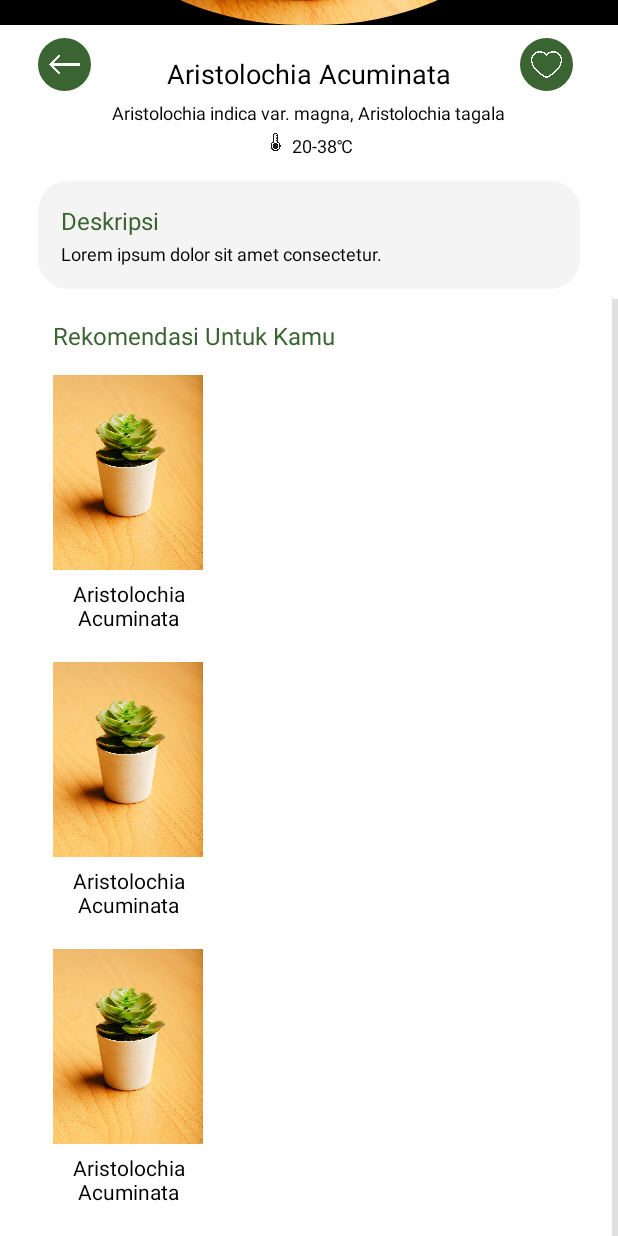
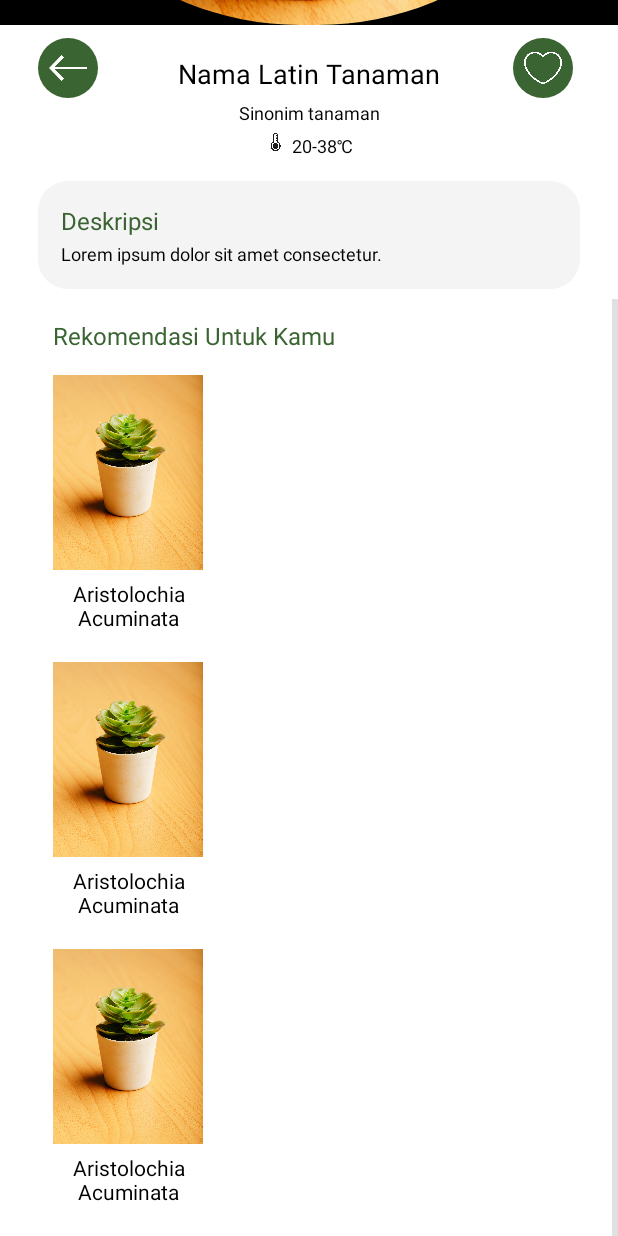
Before and after one commit to panduwjaya/Sistem-Cerdas-Rekomendasi-Tanaman, an Android app: the layout activity_detail_tanaman.xml on its own in the app's theme, with its tools: preview values and no code run, on a phone screen of 412 x 824 dp. Run offline under Robolectric (Android 15) with nearby library versions, the phone set to English and light mode, and no system bars.

Commit message:
Update - favorite in detail activity

```diff
--- a/app/src/main/res/layout/activity_detail_tanaman.xml
+++ b/app/src/main/res/layout/activity_detail_tanaman.xml
@@ -9,8 +9,8 @@
 
     <androidx.cardview.widget.CardView
         android:id="@+id/btn_back"
-        android:layout_width="35dp"
-        android:layout_height="35dp"
+        android:layout_width="40dp"
+        android:layout_height="40dp"
         android:layout_marginStart="25dp"
         android:layout_marginTop="25dp"
         android:layout_gravity="start|top"
@@ -18,6 +18,7 @@
         app:cardCornerRadius="50dp">
 
         <ImageView
+            android:id="@+id/ic_btn_back"
             android:layout_width="wrap_content"
             android:layout_height="wrap_content"
             android:layout_gravity="center"
@@ -28,8 +29,8 @@
 
     <androidx.cardview.widget.CardView
         android:id="@+id/btn_favorite"
-        android:layout_width="35dp"
-        android:layout_height="35dp"
+        android:layout_width="40dp"
+        android:layout_height="40dp"
         android:layout_marginEnd="30dp"
         android:layout_gravity="end|top"
         android:layout_marginTop="25dp"
@@ -37,6 +38,7 @@
         app:cardCornerRadius="50dp">
 
         <ImageView
+            android:id="@+id/ic_btn_favorite"
             android:layout_width="wrap_content"
             android:layout_height="wrap_content"
             android:layout_gravity="center"
@@ -69,7 +71,7 @@
                 android:layout_width="wrap_content"
                 android:layout_height="wrap_content"
                 android:layout_marginTop="20dp"
-                android:text="Aristolochia Acuminata"
+                android:text="@string/nama_latin_tanaman"
                 android:textColor="@color/black"
                 android:textSize="18sp"
                 app:layout_constraintEnd_toEndOf="@+id/iv_detail_tanaman"
@@ -81,7 +83,7 @@
                 android:layout_width="wrap_content"
                 android:layout_height="wrap_content"
                 android:layout_marginTop="5dp"
-                android:text="Aristolochia indica var. magna, Aristolochia tagala"
+                android:text="@string/sinonim_tanaman"
                 android:textColor="@color/black"
                 android:textSize="12sp"
                 app:layout_constraintEnd_toEndOf="@+id/plant_name"
@@ -108,7 +110,7 @@
                     android:layout_width="wrap_content"
                     android:layout_height="wrap_content"
                     android:layout_marginStart="5dp"
-                    android:text="20-38℃"
+                    android:text="@string/suhu_tanaman"
                     android:textColor="@color/black"
                     android:textSize="12sp" />
             </LinearLayout>
@@ -130,7 +132,7 @@
                     android:layout_marginTop="15dp"
                     android:textColor="@color/green"
                     android:textSize="16sp"
-                    android:text="Deskripsi" />
+                    android:text="@string/deskripsi" />
 
                 <TextView
                     android:id="@+id/tv_detail_description"
@@ -157,7 +159,7 @@
                 <TextView
                     android:layout_width="match_parent"
                     android:layout_height="wrap_content"
-                    android:text="Rekomendasi Untuk Kamu"
+                    android:text="@string/rekomendasi"
                     android:layout_marginBottom="15dp"
                     android:textColor="@color/green"
                     android:textSize="16sp" />
--- a/app/src/main/res/values/strings.xml
+++ b/app/src/main/res/values/strings.xml
@@ -42,4 +42,9 @@
     <string name="hello_blank_fragment">Hello blank fragment</string>
     <string name="text_confirm_password">Confirm Password</string>
     <string name="new_password">New Password</string>
+    <string name="nama_latin_tanaman">Nama Latin Tanaman</string>
+    <string name="sinonim_tanaman">Sinonim tanaman</string>
+    <string name="suhu_tanaman">20-38℃</string>
+    <string name="deskripsi">Deskripsi</string>
+    <string name="rekomendasi">Rekomendasi Untuk Kamu</string>
 </resources>
```
Also changed, not shown: app/src/main/java/com/example/sistemcerdasrekomendasitanaman/ui/primary/detail_tanaman/DetailTanamanActivity.kt (+67 -12 lines).
